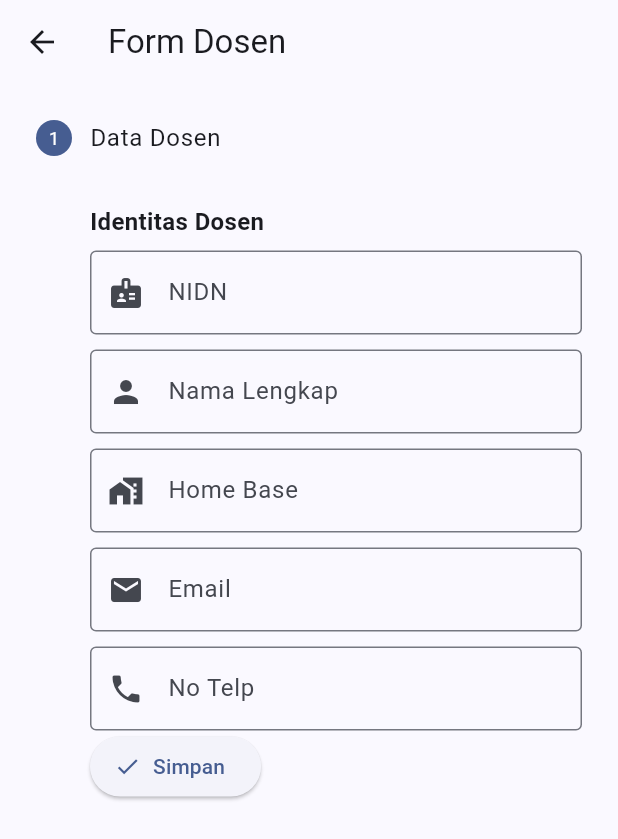
After one commit to Farih-R/PPB_FarihRahmatullah_23055, a Flutter app: the FormDosenPage screen opened by its route, on a phone screen of 412 x 824 dp. The commit adds this screen. Shown: the top 839 px of the screen. Run offline on Flutter 3.47's test engine with Material 3 defaults, Android fonts, the light colour scheme and no system bars.

Commit message:
UTS : Menambah Form Dosen dan Matkul

```diff
--- /dev/null
+++ b/lib/form_dosen.dart
@@ -0,0 +1,185 @@
+import 'package:flutter/material.dart';
+
+class FormDosenPage extends StatefulWidget {
+  const FormDosenPage({super.key});
+
+  @override
+  State<FormDosenPage> createState() => _FormDosenPageState();
+}
+
+class _FormDosenPageState extends State<FormDosenPage> {
+  final _formKey = GlobalKey<FormState>();
+  int _currentStep = 0;
+
+  // --- Controller
+  final cNidn = TextEditingController();
+  final cNama = TextEditingController();
+  final cHomeBase = TextEditingController();
+  final cEmail = TextEditingController();
+  final cTelp = TextEditingController();
+
+  @override
+  void dispose() {
+    cNidn.dispose();
+    cNama.dispose();
+    cHomeBase.dispose();
+    cEmail.dispose();
+    cTelp.dispose();
+    super.dispose();
+  }
+
+  void _simpan() {
+    if (!_formKey.currentState!.validate()) {
+      ScaffoldMessenger.of(context).showSnackBar(
+        const SnackBar(content: Text('Periksa kembali isian Anda.')),
+      );
+      return;
+    }
+
+    final data = {
+      'NIDN': cNidn.text.trim(),
+      'Nama': cNama.text.trim(),
+      'Home Base': cHomeBase.text.trim(),
+      'Email': cEmail.text.trim(),
+      'No Telp': cTelp.text.trim(),
+    };
+
+    showDialog(
+      context: context,
+      builder: (_) => AlertDialog(
+        title: const Text('Ringkasan Data Dosen'),
+        content: SingleChildScrollView(
+          child: Column(
+            crossAxisAlignment: CrossAxisAlignment.start,
+            children: data.entries
+                .map(
+                  (e) => Padding(
+                    padding: const EdgeInsets.only(bottom: 8),
+                    child: Text('${e.key}: ${e.value}'),
+                  ),
+                )
+                .toList(),
+          ),
+        ),
+        actions: [
+          TextButton(
+            onPressed: () => Navigator.pop(context),
+            child: const Text('Tutup'),
+          ),
+        ],
+      ),
+    );
+  }
+
+  Widget _sectionTitle(String text) => Padding(
+        padding: const EdgeInsets.only(bottom: 8, top: 8),
+        child: Text(
+          text,
+          style: const TextStyle(fontWeight: FontWeight.bold, fontSize: 16),
+        ),
+      );
+
+  @override
+  Widget build(BuildContext context) {
+    final steps = <Step>[
+      Step(
+        title: const Text('Data Dosen'),
+        isActive: true,
+        state: StepState.indexed,
+        content: Column(
+          crossAxisAlignment: CrossAxisAlignment.start,
+          children: [
+            _sectionTitle('Identitas Dosen'),
+            TextFormField(
+              controller: cNidn,
+              decoration: const InputDecoration(
+                labelText: 'NIDN',
+                hintText: 'cth: 35362*',
+                border: OutlineInputBorder(),
+                prefixIcon: Icon(Icons.badge),
+              ),
+              validator: (v) =>
+                  (v == null || v.trim().isEmpty) ? 'NIDN wajib diisi' : null,
+            ),
+            const SizedBox(height: 10),
+            TextFormField(
+              controller: cNama,
+              decoration: const InputDecoration(
+                labelText: 'Nama Lengkap',
+                hintText: 'cth: Azhari Ali Ridha',
+                border: OutlineInputBorder(),
+                prefixIcon: Icon(Icons.person),
+              ),
+              validator: (v) =>
+                  (v == null || v.trim().isEmpty) ? 'Nama wajib diisi' : null,
+            ),
+            const SizedBox(height: 10),
+            TextFormField(
+              controller: cHomeBase,
+              decoration: const InputDecoration(
+                labelText: 'Home Base',
+                hintText: 'cth: Universitas Singaperbangsa Karawang',
+                border: OutlineInputBorder(),
+                prefixIcon: Icon(Icons.home_work),
+              ),
+              validator: (v) => (v == null || v.trim().isEmpty)
+                  ? 'Home Base wajib diisi'
+                  : null,
+            ),
+            const SizedBox(height: 10),
+            TextFormField(
+              controller: cEmail,
+              decoration: const InputDecoration(
+                labelText: 'Email',
+                hintText: 'cth: Aulia@gmail.com',
+                border: OutlineInputBorder(),
+                prefixIcon: Icon(Icons.email),
+              ),
+              validator: (v) =>
+                  (v == null || v.trim().isEmpty) ? 'Email wajib diisi' : null,
+            ),
+            const SizedBox(height: 10),
+            TextFormField(
+              controller: cTelp,
+              keyboardType: TextInputType.phone,
+              decoration: const InputDecoration(
+                labelText: 'No Telp',
+                hintText: 'cth: 0857722*',
+                border: OutlineInputBorder(),
+                prefixIcon: Icon(Icons.phone),
+              ),
+              validator: (v) => (v == null || v.trim().isEmpty)
+                  ? 'No Telp wajib diisi'
+                  : null,
+            ),
+          ],
+        ),
+      ),
+    ];
+
+    return Scaffold(
+      appBar: AppBar(title: const Text('Form Dosen')),
+      body: Form(
+        key: _formKey,
+        child: Stepper(
+          type: StepperType.vertical,
+          currentStep: _currentStep,
+          steps: steps,
+          onStepContinue: _simpan,
+          onStepCancel: null,
+          controlsBuilder: (context, details) {
+            return Row(
+              children: [
+                ElevatedButton.icon(
+                  icon: const Icon(Icons.check),
+                  label: const Text('Simpan'),
+                  onPressed: details.onStepContinue,
+                ),
+              ],
+            );
+          },
+        ),
+      ),
+    );
+  }
+}
```
Also changed, not shown: lib/form_mahasiswa.dart (+8 -8 lines), lib/form_matkul.dart (added, +156 -0 lines), lib/main.dart (+21 -1 lines).
